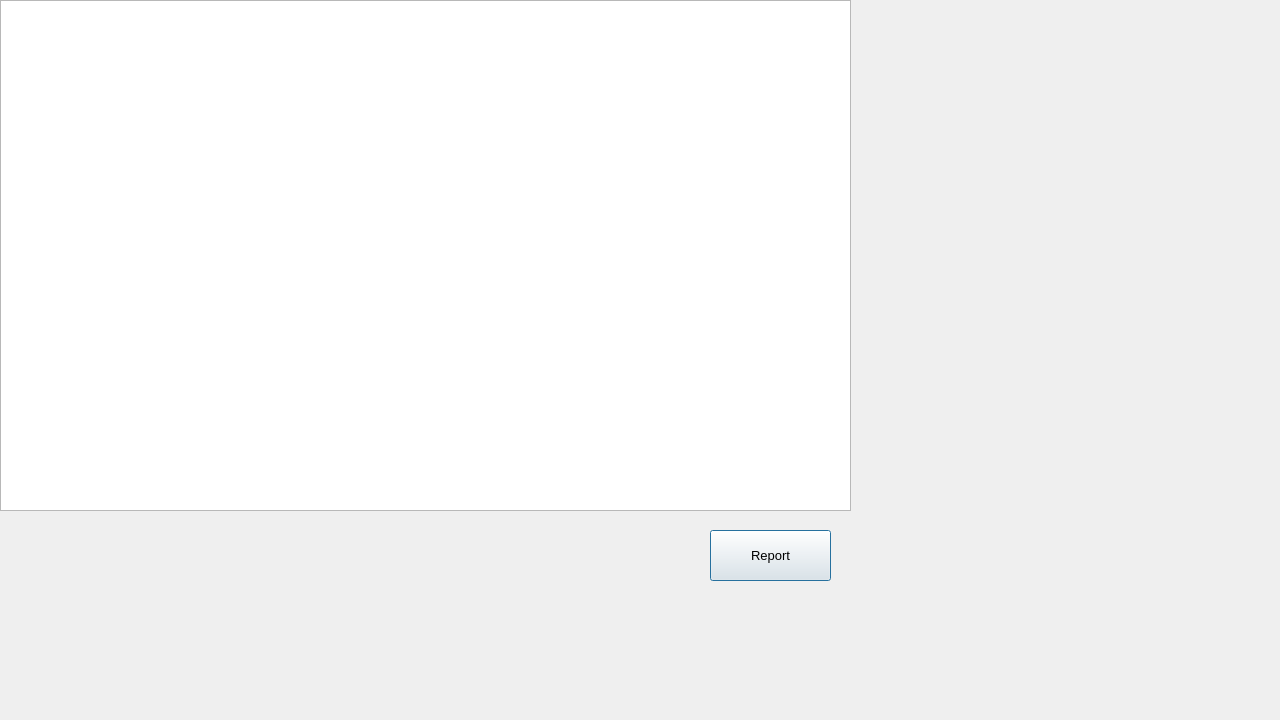
Old version of the form UI/ViewInformation.ui in the repository 723poil/CIMS_project.
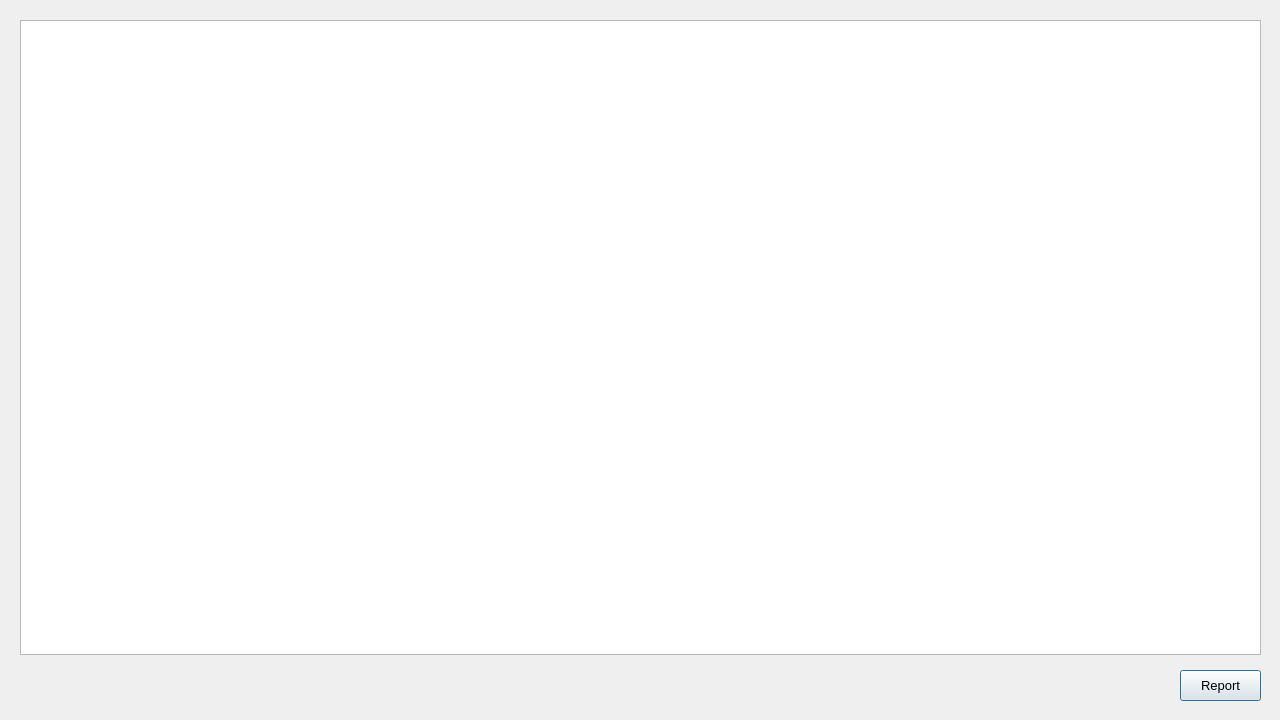
New version of the form.

Diff of the .ui file:
```diff
--- a/UI/ViewInformation.ui
+++ b/UI/ViewInformation.ui
@@ -19,29 +19,13 @@
   <property name="windowTitle">
    <string>View Information</string>
   </property>
-  <widget class="QTextEdit" name="ContentsTextEdit">
-   <property name="geometry">
-    <rect>
-     <x>0</x>
-     <y>0</y>
-     <width>851</width>
-     <height>511</height>
-    </rect>
-   </property>
-   <property name="font">
-    <font>
-     <family>Arial</family>
-     <pointsize>10</pointsize>
-    </font>
-   </property>
-  </widget>
   <widget class="QPushButton" name="ReportButton">
    <property name="geometry">
     <rect>
-     <x>710</x>
-     <y>530</y>
-     <width>121</width>
-     <height>51</height>
+     <x>1180</x>
+     <y>670</y>
+     <width>81</width>
+     <height>31</height>
     </rect>
    </property>
    <property name="font">
@@ -54,6 +38,24 @@
     <string>Report</string>
    </property>
   </widget>
+  <widget class="QTextBrowser" name="textBrowser">
+   <property name="geometry">
+    <rect>
+     <x>20</x>
+     <y>20</y>
+     <width>1241</width>
+     <height>635</height>
+    </rect>
+   </property>
+   <property name="html">
+    <string>&lt;!DOCTYPE HTML PUBLIC &quot;-//W3C//DTD HTML 4.0//EN&quot; &quot;http://www.w3.org/TR/REC-html40/strict.dtd&quot;&gt;
+&lt;html&gt;&lt;head&gt;&lt;meta name=&quot;qrichtext&quot; content=&quot;1&quot; /&gt;&lt;style type=&quot;text/css&quot;&gt;
+p, li { white-space: pre-wrap; }
+&lt;/style&gt;&lt;/head&gt;&lt;body style=&quot; font-family:'Gulim'; font-size:9pt; font-weight:400; font-style:normal;&quot;&gt;
+&lt;p style=&quot;-qt-paragraph-type:empty; margin-top:0px; margin-bottom:0px; margin-left:0px; margin-right:0px; -qt-block-indent:0; text-indent:0px;&quot;&gt;&lt;br /&gt;&lt;/p&gt;
+&lt;p style=&quot;-qt-paragraph-type:empty; margin-top:0px; margin-bottom:0px; margin-left:0px; margin-right:0px; -qt-block-indent:0; text-indent:0px;&quot;&gt;&lt;br /&gt;&lt;/p&gt;&lt;/body&gt;&lt;/html&gt;</string>
+   </property>
+  </widget>
  </widget>
  <resources/>
  <connections/>
```
